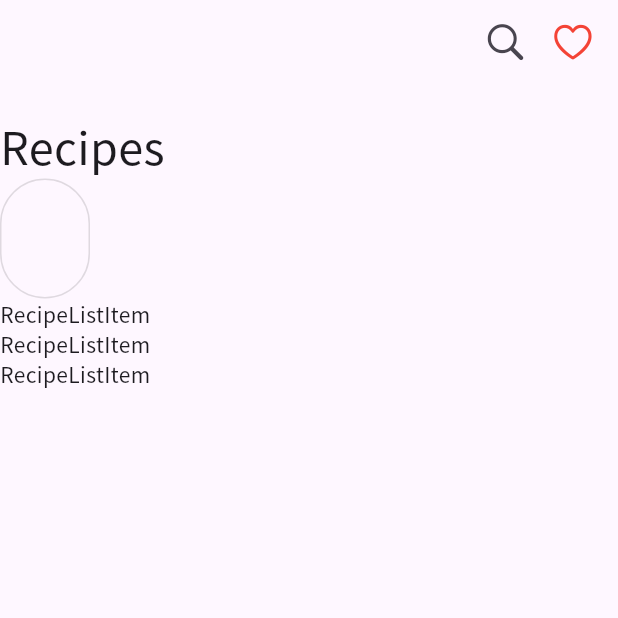
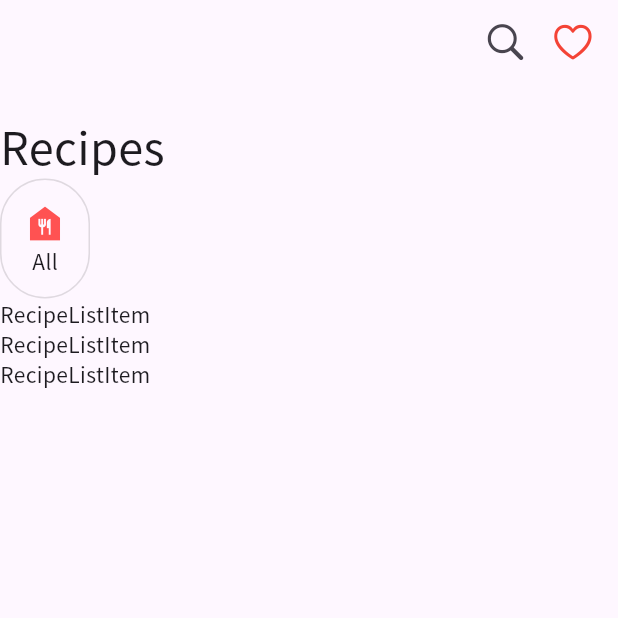
Before and after one commit to seoyeon-haru/flutter_recipe_app, a Flutter app: the screen it shows after launch, on a phone screen of 412 x 824 dp, the top half of it. Run offline on Flutter 3.47's test engine with Material 3 defaults, Android fonts, the phone set to English and light mode, and no system bars.

Commit message:
Add icon and text to Container

```diff
--- a/lib/recipe_menu.dart
+++ b/lib/recipe_menu.dart
@@ -12,6 +12,17 @@ class RecipeMenu extends StatelessWidget {
             border: Border.all(color: Colors.black12),
             borderRadius: BorderRadius.circular(30),
           ),
+          child: Column(
+            mainAxisAlignment: MainAxisAlignment.center,
+            children: [
+              Icon(
+                Icons.food_bank,
+                size: 30,
+                color: Colors.redAccent,
+              ),
+              Text('All'),
+            ],
+          ),
         )
       ],
     );
```
